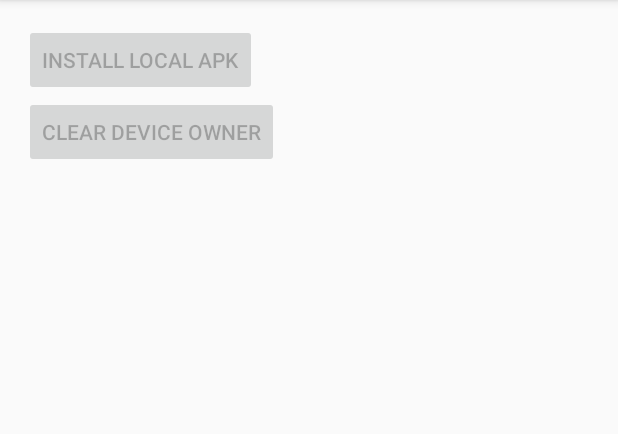
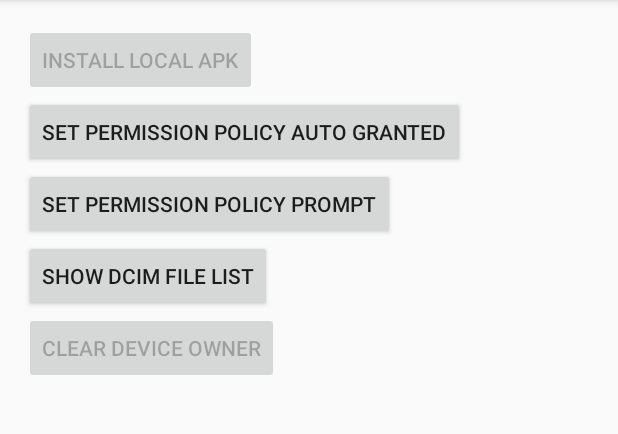
Before and after one commit to LyricalMaestro/DeviceOwnerSample, an Android app: the screen it shows after launch (MainActivity), on a phone screen of 412 x 824 dp, the part 84-518 px from its top. Run offline under Robolectric (Android 15) with nearby library versions, the phone set to English and light mode, and no system bars.

Commit message:
M Permissionの設定に関する実装が完了。

```diff
--- a/app/src/main/AndroidManifest.xml
+++ b/app/src/main/AndroidManifest.xml
@@ -2,6 +2,7 @@
 <manifest xmlns:android="http://schemas.android.com/apk/res/android"
     package="com.lyricaloriginal.deviceownersample">
 
+    <uses-permission android:name="android.permission.READ_EXTERNAL_STORAGE" />
     <application
         android:allowBackup="true"
         android:icon="@mipmap/ic_launcher"
@@ -19,6 +20,9 @@
         <receiver
             android:name=".MyDeviceAdminReceiver"
             android:permission="android.permission.BIND_DEVICE_ADMIN">
+            <meta-data
+                android:name="android.app.device_admin"
+                android:resource="@xml/admin" />
             <intent-filter>
                 <action android:name="android.app.action.DEVICE_ADMIN_ENABLED" />
             </intent-filter>
--- a/app/src/main/res/layout/activity_main.xml
+++ b/app/src/main/res/layout/activity_main.xml
@@ -1,8 +1,9 @@
 <?xml version="1.0" encoding="utf-8"?>
-<RelativeLayout xmlns:android="http://schemas.android.com/apk/res/android"
+<LinearLayout xmlns:android="http://schemas.android.com/apk/res/android"
     xmlns:tools="http://schemas.android.com/tools"
     android:layout_width="match_parent"
     android:layout_height="match_parent"
+    android:orientation="vertical"
     android:paddingBottom="@dimen/activity_vertical_margin"
     android:paddingLeft="@dimen/activity_horizontal_margin"
     android:paddingRight="@dimen/activity_horizontal_margin"
@@ -16,9 +17,26 @@
         android:text="install local apk" />
 
     <Button
+        android:id="@+id/policy_auto_granted_btn"
+        android:layout_width="wrap_content"
+        android:layout_height="wrap_content"
+        android:text="set permission policy auto granted" />
+
+    <Button
+        android:id="@+id/policy_prompt_btn"
+        android:layout_width="wrap_content"
+        android:layout_height="wrap_content"
+        android:text="set permission policy prompt" />
+
+    <Button
+        android:id="@+id/show_dcim_file_list_btn"
+        android:layout_width="wrap_content"
+        android:layout_height="wrap_content"
+        android:text="show DCIM file list" />
+
+    <Button
         android:id="@+id/clear_device_owner_btn"
         android:layout_width="wrap_content"
         android:layout_height="wrap_content"
-        android:layout_below="@id/install_app_btn"
         android:text="clear device owner" />
-</RelativeLayout>
+</LinearLayout>
--- /dev/null
+++ b/app/src/main/res/xml/admin.xml
@@ -0,0 +1,6 @@
+<?xml version="1.0" encoding="utf-8"?>
+<device-admin xmlns:android="http://schemas.android.com/apk/res/android">
+    <uses-policies>
+        <force-lock />
+    </uses-policies>
+</device-admin>
```
Also changed, not shown: app/src/main/java/com/lyricaloriginal/deviceownersample/MainActivity.java (+83 -0 lines), app/src/main/java/com/lyricaloriginal/deviceownersample/MyDeviceAdminReceiver.java (+0 -8 lines).
